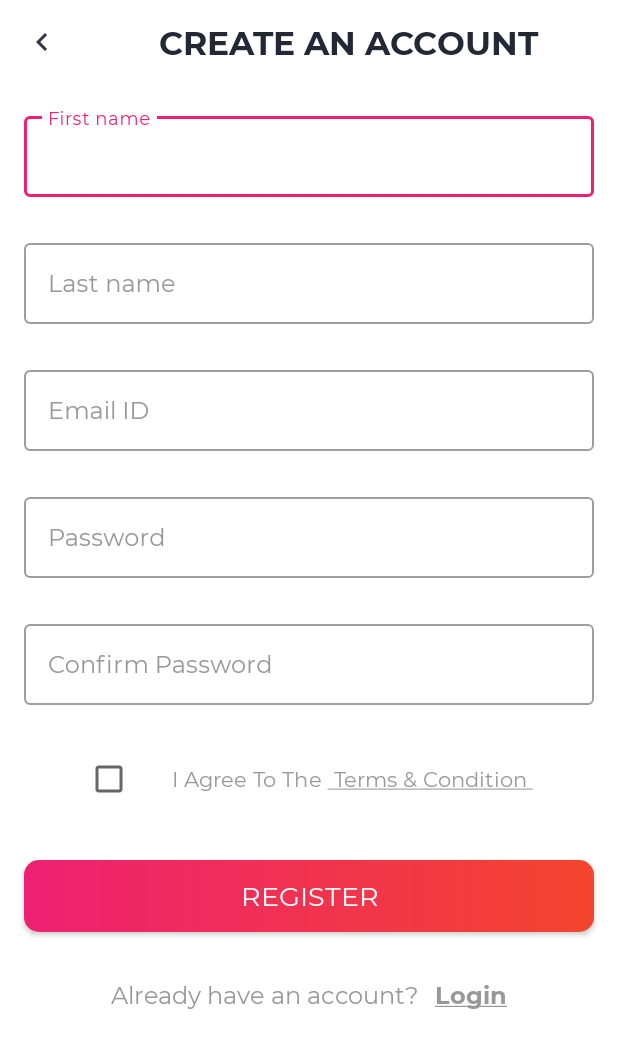
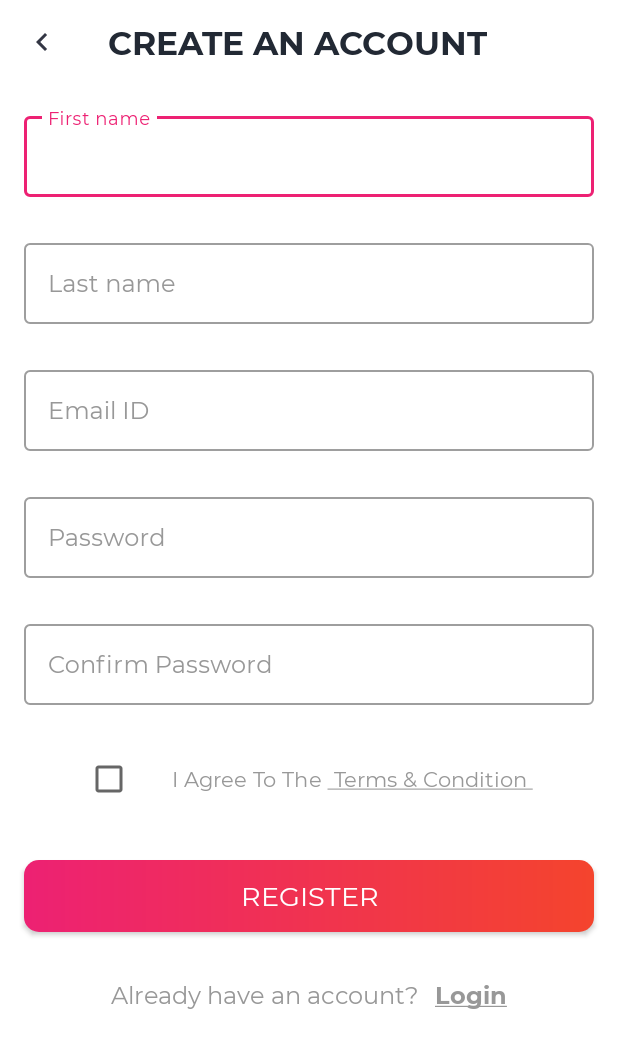
Before and after one commit to bernardkaminskiBK/MyShopPal, an Android app: the RegisterActivity screen opened directly, with no data from a screen before it, on a phone screen of 412 x 824 dp. Shown: the top 1048 px of the screen. Run offline under Robolectric (Android 15) with nearby library versions, the phone set to English and light mode, and no system bars; our stand-ins replace Firebase (no records; nobody signed in at launch, a user with empty details on screens opened directly); Roboto replaces fonts that are not available here.

```diff
--- a/app/src/main/java/com/android10_kotlin/myshoppal/ui/activities/SplashScreenActivity.kt
+++ b/app/src/main/java/com/android10_kotlin/myshoppal/ui/activities/SplashScreenActivity.kt
@@ -43,8 +43,8 @@ class SplashScreenActivity : AppCompatActivity() {
 
     private suspend fun wait() {
         delay(3000L)
-//        val intent = Intent(this, LoginActivity::class.java)
-        val intent = Intent(this, DashboardActivity::class.java)
+        val intent = Intent(this, LoginActivity::class.java)
+//        val intent = Intent(this, DashboardActivity::class.java)
         startActivity(intent)
         finish()
     }
--- a/app/src/main/java/com/android10_kotlin/myshoppal/ui/activities/UserProfileActivity.kt
+++ b/app/src/main/java/com/android10_kotlin/myshoppal/ui/activities/UserProfileActivity.kt
@@ -77,6 +77,10 @@ class UserProfileActivity : BaseActivity(), View.OnClickListener {
     }
 
     private fun setEditTextFields(userDetails: User) {
+        if (mUserDetails!!.image.isNotEmpty()) {
+            GlideLoader(this).loadPictureIntoView(mUserDetails!!.image, mBinding.ivUserPhoto)
+        }
+
         mBinding.etFirstName.isEnabled = false
         mBinding.etFirstName.setText(userDetails.firstName)
 
@@ -130,7 +134,7 @@ class UserProfileActivity : BaseActivity(), View.OnClickListener {
         Toast.makeText(this, getString(R.string.msg_profile_update_success), Toast.LENGTH_SHORT)
             .show()
 
-        startActivity(Intent(this@UserProfileActivity, MainActivity::class.java))
+        startActivity(Intent(this@UserProfileActivity, DashboardActivity::class.java))
         finish()
     }
 
--- a/app/src/main/java/com/android10_kotlin/myshoppal/utils/GlideLoader.kt
+++ b/app/src/main/java/com/android10_kotlin/myshoppal/utils/GlideLoader.kt
@@ -20,7 +20,7 @@ import com.google.firebase.storage.StorageReference
 
 class GlideLoader(val context: Context) {
 
-    fun loadPictureIntoView(picture: Uri?, imageView: ImageView) {
+    fun loadPictureIntoView(picture: Any?, imageView: ImageView) {
         picture?.let {
             Glide.with(context)
                 .load(picture)
--- a/app/src/main/res/layout/activity_register.xml
+++ b/app/src/main/res/layout/activity_register.xml
@@ -10,17 +10,15 @@
         android:id="@+id/toolbar_register_activity"
         android:layout_width="match_parent"
         android:layout_height="?attr/actionBarSize"
+        app:titleMarginEnd="500dp"
         app:layout_constraintEnd_toEndOf="parent"
         app:layout_constraintStart_toStartOf="parent"
         app:layout_constraintTop_toTopOf="parent">
 
         <com.android10_kotlin.myshoppal.utils.MSPTextViewBold
             android:id="@+id/tvForgotPasswordTitle"
-            android:layout_width="match_parent"
-            android:layout_height="match_parent"
-            android:gravity="center"
-            android:paddingStart="@dimen/toolbar_title_paddingStart"
-            android:paddingEnd="0dp"
+            android:layout_width="wrap_content"
+            android:layout_height="wrap_content"
             android:text="@string/create_an_account"
             android:textColor="@color/colorPrimaryText"
             android:textSize="@dimen/toolbar_title_text_size" />
--- a/app/src/main/res/layout/activity_settings.xml
+++ b/app/src/main/res/layout/activity_settings.xml
@@ -57,8 +57,9 @@
 
             <ImageView
                 android:id="@+id/iv_user_photo"
-                android:layout_width="match_parent"
-                android:layout_height="match_parent"
+                android:layout_width="163dp"
+                android:layout_height="163dp"
+                android:layout_gravity="center"
                 android:layout_margin="@dimen/settings_user_picture_margin"
                 android:contentDescription="@string/content_description"
                 android:scaleType="fitXY"
--- a/app/src/main/res/values/dimens.xml
+++ b/app/src/main/res/values/dimens.xml
@@ -38,7 +38,7 @@
     <dimen name="activity_vertical_margin">16dp</dimen>
 
     <dimen name="header_image_height">200dp</dimen>
-    <dimen name="settings_user_image_size">150dp</dimen>
+    <dimen name="settings_user_image_size">170dp</dimen>
     <dimen name="settings_user_image_marginTop">-75dp</dimen>
     <dimen name="settings_user_picture_margin">3dp</dimen>
     <dimen name="grey_border_stroke_size">1dp</dimen>
```
Also changed, not shown: app/src/main/java/com/android10_kotlin/myshoppal/firestore/FirestoreClass.kt (+8 -0 lines), app/src/main/java/com/android10_kotlin/myshoppal/ui/activities/SettingsActivity.kt (+64 -2 lines).
